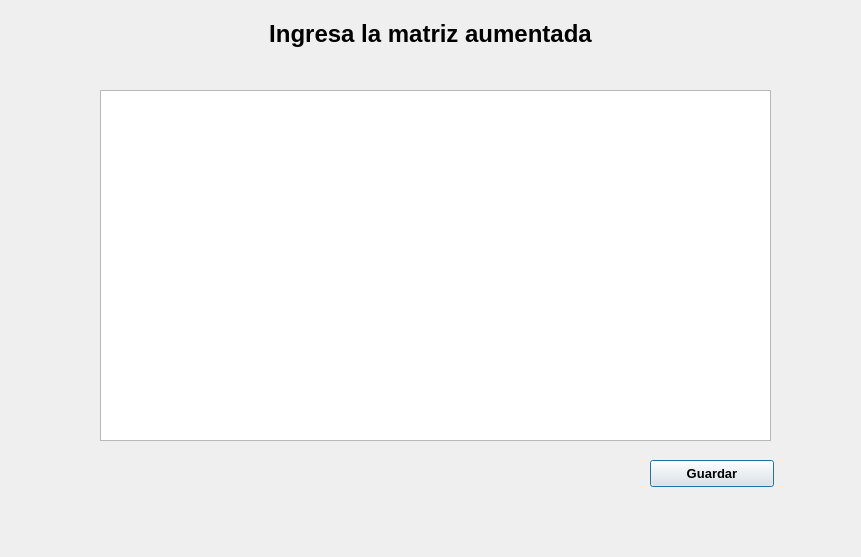
Old version of the form UI/ingresarsistema.ui in the repository dhoyoso/AnalisisNumerico.
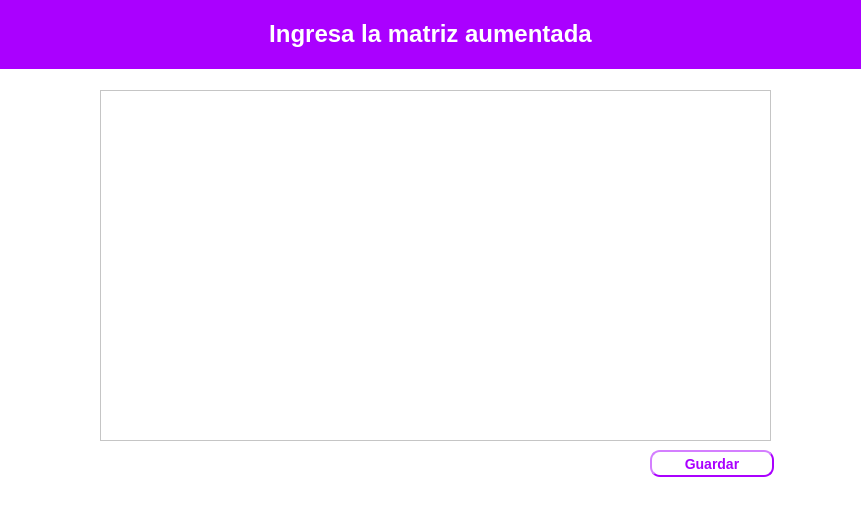
New version of the form.

What changed in the file:
```diff
--- a/UI/ingresarsistema.ui
+++ b/UI/ingresarsistema.ui
@@ -7,41 +7,67 @@
     <x>0</x>
     <y>0</y>
     <width>861</width>
-    <height>557</height>
+    <height>508</height>
    </rect>
   </property>
   <property name="windowTitle">
    <string>Dialog</string>
   </property>
-  <widget class="QLabel" name="label">
+  <property name="styleSheet">
+   <string notr="true">background-color: rgb(255, 255, 255);</string>
+  </property>
+  <widget class="QTableWidget" name="tableWidget">
    <property name="geometry">
     <rect>
-     <x>10</x>
-     <y>20</y>
-     <width>841</width>
-     <height>29</height>
+     <x>100</x>
+     <y>90</y>
+     <width>671</width>
+     <height>351</height>
     </rect>
+   </property>
+  </widget>
+  <widget class="QLabel" name="label_2">
+   <property name="geometry">
+    <rect>
+     <x>0</x>
+     <y>0</y>
+     <width>861</width>
+     <height>69</height>
+    </rect>
+   </property>
+   <property name="styleSheet">
+    <string notr="true">background-color: rgb(170, 0, 255);</string>
    </property>
    <property name="text">
-    <string>&lt;html&gt;&lt;head/&gt;&lt;body&gt;&lt;p align=&quot;center&quot;&gt;&lt;span style=&quot; font-size:18pt; font-weight:600;&quot;&gt;Ingresa la matriz aumentada&lt;/span&gt;&lt;/p&gt;&lt;/body&gt;&lt;/html&gt;</string>
+    <string>&lt;html&gt;&lt;head/&gt;&lt;body&gt;&lt;p align=&quot;center&quot;&gt;&lt;span style=&quot; font-size:18pt; font-weight:600; color:#ffffff;&quot;&gt;Ingresa la matriz aumentada&lt;/span&gt;&lt;/p&gt;&lt;/body&gt;&lt;/html&gt;</string>
    </property>
   </widget>
   <widget class="QPushButton" name="guardar">
    <property name="geometry">
     <rect>
      <x>650</x>
-     <y>460</y>
+     <y>450</y>
      <width>124</width>
      <height>27</height>
     </rect>
    </property>
    <property name="font">
     <font>
-     <pointsize>10</pointsize>
+     <pointsize>-1</pointsize>
      <weight>75</weight>
+     <italic>false</italic>
      <bold>true</bold>
     </font>
    </property>
+   <property name="styleSheet">
+    <string notr="true">color: rgb(170, 0, 255);
+	border-width: 2px;
+    border-style: outset;
+    border-radius: 10px;
+    border-color:rgb(170, 0, 255);
+    font: bold 14px;
+    padding: 6px;</string>
+   </property>
    <property name="text">
     <string>Guardar</string>
    </property>
```
Left out of the diff: 10 changed lines with no effect on the pictures.
